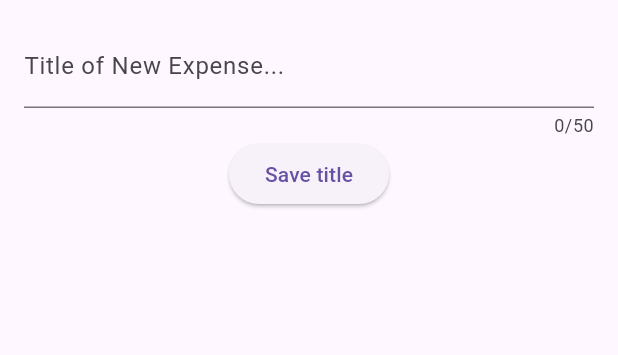
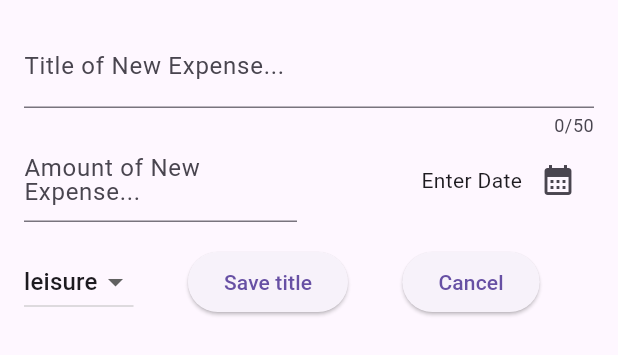
Before and after one commit to Orhanko/FlutterStart_3, a Flutter app: the NewExpense widget shown alone on an empty page, opened directly, on a phone screen of 412 x 824 dp. Shown: the top 355 px of the screen. Run offline on Flutter 3.47's test engine with Material 3 defaults, Android fonts, the phone set to English and light mode, and no system bars.

Commit message:
Created textFields for title and amount, created category picker and date picker

```diff
--- a/lib/new_expense.dart
+++ b/lib/new_expense.dart
@@ -1,4 +1,5 @@
 import 'package:flutter/material.dart';
+import 'package:pocetak3/models/expense.dart';
 
 class NewExpense extends StatefulWidget {
   const NewExpense({super.key});
@@ -9,10 +10,30 @@ class NewExpense extends StatefulWidget {
 }
 
 class _NewExpenseState extends State<NewExpense> {
-  var _enteredTitle = '';
+  final titleController = TextEditingController();
+  final amountController = TextEditingController();
+  DateTime? pickedDate;
+  Category selectedCategory = Category.leisure;
 
-  void _saveTitleInput(String inputValue) {
-    _enteredTitle = inputValue;
+  @override
+  void dispose() {
+    titleController.dispose();
+    amountController.dispose();
+    super.dispose();
+  }
+
+  void presentDatePicker() async {
+    final now = DateTime.now();
+    final firstDate = DateTime(now.year - 1, now.month, now.day);
+    final datePicker = await showDatePicker(
+      context: context,
+      initialDate: now,
+      firstDate: firstDate,
+      lastDate: now,
+    );
+    setState(() {
+      pickedDate = datePicker;
+    });
   }
 
   @override
@@ -22,18 +43,125 @@ class _NewExpenseState extends State<NewExpense> {
       child: Column(
         children: [
           TextField(
-            onChanged: _saveTitleInput,
+            controller: titleController,
             maxLength: 50,
             decoration: InputDecoration(label: Text('Title of New Expense...')),
           ),
-          ElevatedButton(
-            onPressed: () {
-              print(_enteredTitle);
-            },
-            child: Text("Save title"),
+          Row(
+            children: [
+              Expanded(
+                child: TextField(
+                  controller: amountController,
+                  keyboardType: TextInputType.number,
+
+                  decoration: InputDecoration(
+                    prefixText: "\$",
+                    label: Text('Amount of New Expense...'),
+                  ),
+                ),
+              ),
+              const SizedBox(width: 16),
+              Expanded(
+                child: Row(
+                  mainAxisAlignment: MainAxisAlignment.end,
+                  children: [
+                    Text(
+                      pickedDate == null
+                          ? "Enter Date"
+                          : formatter.format(pickedDate!),
+                    ),
+                    IconButton(
+                      onPressed: presentDatePicker,
+                      icon: Icon(Icons.calendar_month),
+                    ),
+                  ],
+                ),
+              ),
+            ],
+          ),
+          Padding(
+            padding: const EdgeInsets.only(top: 16.0),
+            child: Row(
+              mainAxisAlignment: MainAxisAlignment.center,
+              children: [
+                DropdownButton(
+                  value: selectedCategory,
+                  items:
+                      Category.values
+                          .map(
+                            (category) => DropdownMenuItem(
+                              value: category,
+                              child: Text(category.name.toString()),
+                            ),
+                          )
+                          .toList(),
+                  onChanged: (value) {
+                    if (value == null) {
+                      return;
+                    }
+                    setState(() {
+                      selectedCategory = value;
+                    });
+                  },
+                ),
+                Spacer(),
+                ElevatedButton(
+                  onPressed: () {
+                    print("Ovo je proba za title: ${titleController.text}");
+                    print("Ovo je proba za amount: ${amountController.text}");
+                  },
+                  child: Text("Save title"),
+                ),
+                Spacer(),
+                ElevatedButton(
+                  onPressed: () {
+                    Navigator.pop(context);
+                  },
+                  child: Text('Cancel'),
+                ),
+                Spacer(),
+              ],
+            ),
           ),
         ],
       ),
     );
   }
 }
+// DropdownButton(
+                //   value: selectedCategory,
+                //   items:
+                //       Category.values
+                //           .map(
+                //             (category) => DropdownMenuItem(
+                //               value: category,
+                //               child: Text(category.name.toUpperCase()),
+                //             ),
+                //           )
+                //           .toList(),
+                //   onChanged: (value) {
+                //     if (value == null) {
+                //       return;
+                //     }
+                //     setState(() {
+                //       selectedCategory = value;
+                //     });
+                //     ;
+                //   },
+                // ),
+
+  //               void presentDatePicker() async {
+  //   final now = DateTime.now();
+  //   final firstDate = DateTime(now.year - 1, now.month, now.day);
+  //   final pickedDate = await showDatePicker(
+  //     context: context,
+  //     initialDate: now,
+  //     firstDate: firstDate,
+  //     lastDate: now,
+  //   );
+  //   setState(() {
+  //     selectedDate = pickedDate;
+  //   });
+  // }
+// DateTime? selectedDate;
+//   Category selectedCategory = Category.leisure;
```
Also changed, not shown: 10 other files.
